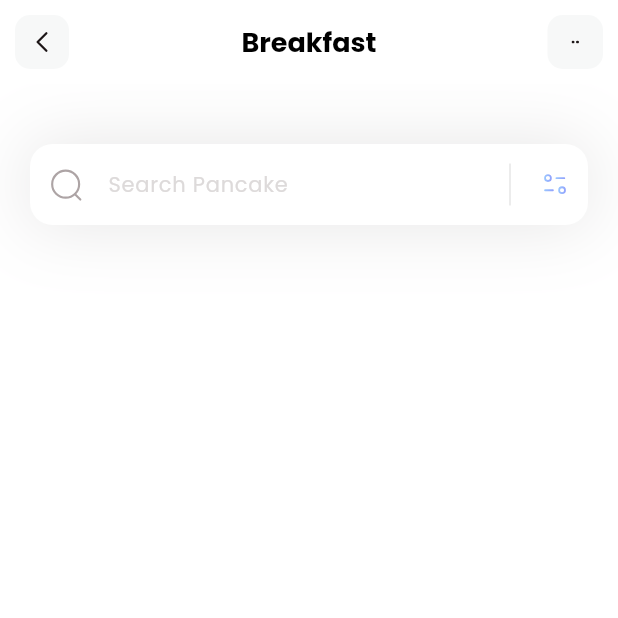
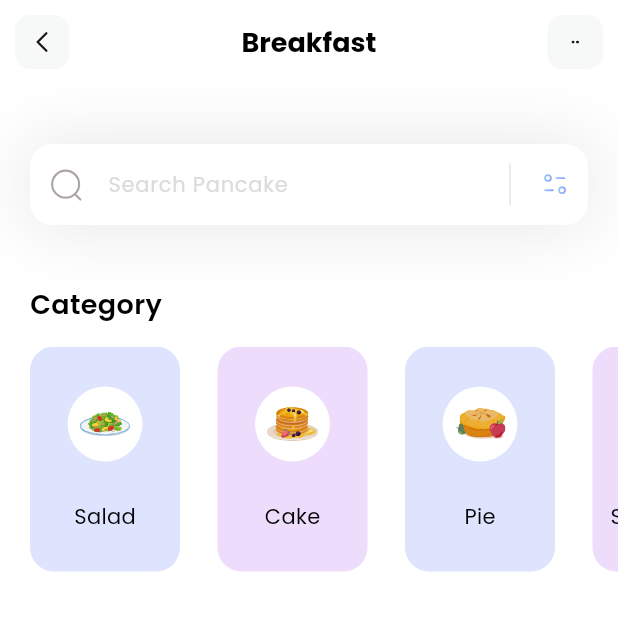
Before and after one commit to manuaba42/fitness, a Flutter app: the screen it shows after launch, on a phone screen of 412 x 824 dp, the top half of it. Run offline on Flutter 3.47's test engine with Material 3 defaults, Android fonts, the phone set to English and light mode, and no system bars; our stand-ins replace flutter_svg.

Commit message:
categories section

```diff
--- /dev/null
+++ b/lib/models/category_model.dart
@@ -0,0 +1,51 @@
+import 'package:flutter/material.dart';
+
+class CategoryModel {
+  String name;
+  String iconPath;
+  Color colorBox;
+
+  CategoryModel({
+    required this.name,
+    required this.iconPath,
+    required this.colorBox
+  });
+
+  static List<CategoryModel> getCategories(){
+    List<CategoryModel> categories = [];
+
+    categories.add(
+      CategoryModel(
+        name: 'Salad',
+        iconPath: 'assets/icons/plate.svg',
+        colorBox: Color(0xff92A3FD)
+        )
+    );
+
+    categories.add(
+      CategoryModel(
+        name: 'Cake',
+        iconPath: 'assets/icons/pancakes.svg',
+        colorBox: Color(0xffC58BF2)
+        )
+    );
+
+    categories.add(
+      CategoryModel(
+        name: 'Pie',
+        iconPath: 'assets/icons/pie.svg',
+        colorBox: Color(0xff92A3FD)
+        )
+    );
+
+    categories.add(
+      CategoryModel(
+        name: 'Smoothies',
+        iconPath: 'assets/icons/orange-snacks.svg',
+        colorBox: Color(0xffC58BF2)
+        )
+    );
+
+    return categories;
+  }
+}
--- a/lib/pages/home.dart
+++ b/lib/pages/home.dart
@@ -1,20 +1,96 @@
+import 'package:fitness/models/category_model.dart';
 import 'package:flutter/material.dart';
 import 'package:flutter_svg/flutter_svg.dart';
 
 class HomePage extends StatelessWidget {
-  const HomePage({super.key});
+  HomePage({super.key});
+
+  List<CategoryModel> categories = [];
+
+  void _getCategories(){
+    categories = CategoryModel.getCategories();
+  }
 
   @override
   Widget build(BuildContext context) {
+    _getCategories();
     return Scaffold(
       appBar: appBar(),
       backgroundColor: Colors.white,
       body: Column(
+        crossAxisAlignment: CrossAxisAlignment.start,
         children: [
-          _searchField()
+          _searchField(),
+          SizedBox(height: 40,),
+          _categoriesSection()
         ],
       ),
     );
+  }
+
+  Column _categoriesSection() {
+    return Column(
+          crossAxisAlignment: CrossAxisAlignment.start,
+          children: [
+            Padding(
+              padding: const EdgeInsets.only(left: 20),
+              child: Text(
+                'Category',
+                style: TextStyle(
+                  fontSize: 18,
+                  color: Colors.black,
+                  fontWeight: FontWeight.w600
+                ),
+              ),
+            ),
+            SizedBox(height: 15,),
+            Container(
+              height: 150,
+              child: ListView.separated(
+                itemCount: categories.length,
+                scrollDirection: Axis.horizontal,
+                padding: EdgeInsets.only(
+                  left: 20,
+                  right: 20
+                ),
+                separatorBuilder: (context, index) => SizedBox(width: 25,),
+                itemBuilder: (context, index){
+                  return Container(
+                    width: 100,
+                    decoration: BoxDecoration(
+                      color: categories[index].colorBox.withOpacity(0.3),
+                      borderRadius: BorderRadius.circular(16)
+                    ),
+                    child: Column(
+                      mainAxisAlignment: MainAxisAlignment.spaceEvenly,
+                      children: [
+                        Container(
+                          width: 50,
+                          height: 50,
+                          decoration: BoxDecoration(
+                           color: Colors.white,
+                           shape: BoxShape.circle
+                          ),
+                          child: Padding(
+                            padding: const EdgeInsets.all(8),
+                            child: SvgPicture.asset(categories[index].iconPath),
+                          ),
+                        ),
+                        Text(
+                          categories[index].name,
+                          style: TextStyle(
+                            fontWeight: FontWeight.w400,
+                            color: Colors.black,
+                            fontSize: 14
+                          ),
+                        )
+                      ],
+                    ),
+                  );
+                }),
+            )
+          ],
+        );
   }
 
   Container _searchField() {
```
